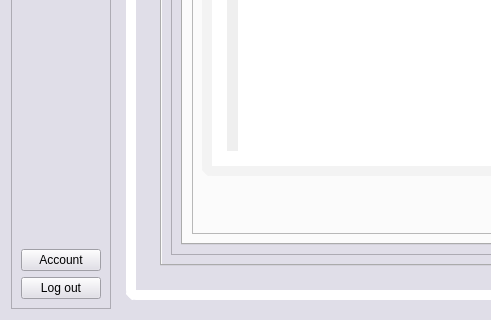
First picture: the form in QtGUI/form.ui, repository Ponard/InvestoPinoy, before the edit; both pictures show x 0 to 491 and y 571 to 891 of the 1280 by 891 pixel window.
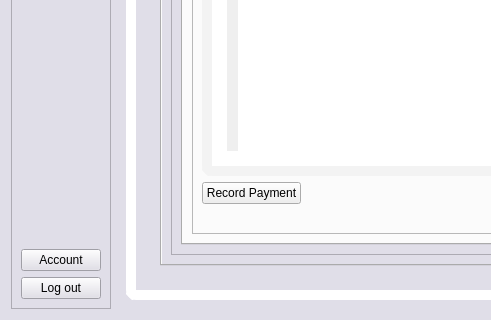
Second picture: the form after the edit. The open tabs and pages were chosen to show the change. Icons and pictures are not drawn.

Commit message:
add "Record Payment" functionality
- Record Payment button in Clients tab
- Client Payments window in Collection tab now updates accordingly

Diff of the .ui file:
```diff
--- a/QtGUI/form.ui
+++ b/QtGUI/form.ui
@@ -2773,6 +2773,13 @@
                         </item>
                         <item>
                          <layout class="QHBoxLayout" name="clients_non_life_dashboard_button_container">
+                          <item>
+                           <widget class="QPushButton" name="clients_non_life_dashboard_record_payment_button">
+                            <property name="text">
+                             <string>Record Payment</string>
+                            </property>
+                           </widget>
+                          </item>
                           <item>
                            <spacer name="horizontalSpacer_2">
                             <property name="orientation">
```
Left out of the diff: 7 changed lines with no effect on the pictures. The commit also changes 3 other files.
